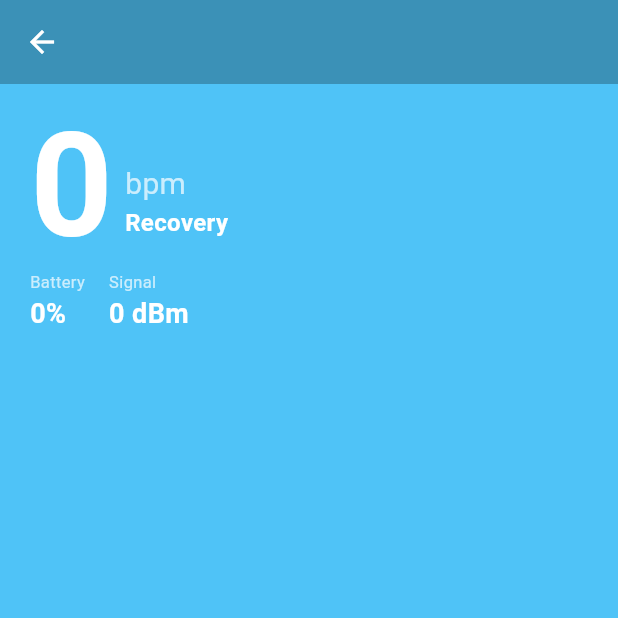
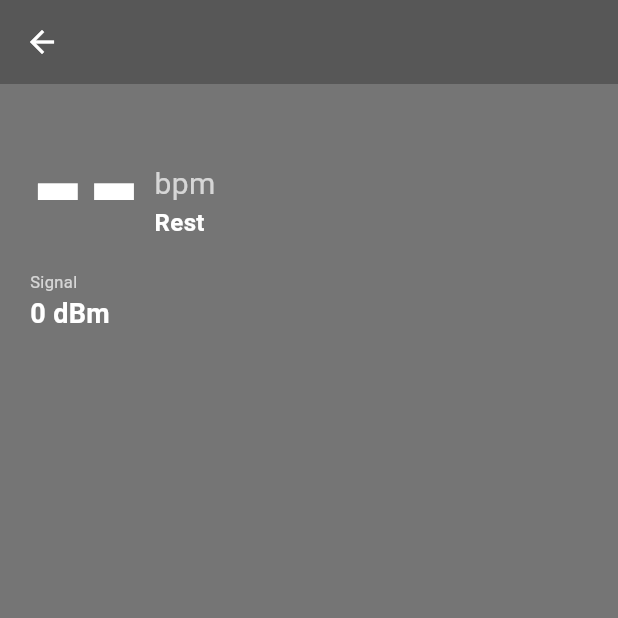
Before and after one commit to zhaojia511/linglong, a Flutter app: the AthleteDetailScreen screen opened directly with empty values, on a phone screen of 412 x 824 dp, the top half of it. Run offline on Flutter 3.47's test engine with Material 3 defaults, Android fonts, the phone set to English and light mode, and no system bars; our stand-ins replace fl_chart, flutter_blue_plus, hive, hive_flutter, permission_handler, shared_preferences and 1 more; accounts and stored records are empty; generated files the repository leaves out were written again; network calls fail; project files that could hold a hidden picture were left out.

Commit message:
make AthleteDetailScreen stateful, use SessionService to manage session data

```diff
--- a/mobile_app/lib/main.dart
+++ b/mobile_app/lib/main.dart
@@ -12,7 +12,7 @@
 import 'services/settings_service.dart';
 import 'services/sync_service.dart';
 import 'services/auth_service.dart';
-import 'supabase/supabase_client.dart';
+import 'services/session_service.dart';
 import 'services/app_initializer.dart';
 
 void main() async {
@@ -84,6 +84,7 @@
         ChangeNotifierProvider(create: (_) => DatabaseService.instance),
         ChangeNotifierProvider(create: (_) => SyncService()),
         ChangeNotifierProvider(create: (_) => SettingsService.instance),
+        ChangeNotifierProvider(create: (_) => SessionService.instance),
       ],
       child: MaterialApp(
         title: 'Linglong HR Monitor',
--- a/mobile_app/lib/screens/athlete_detail_screen.dart
+++ b/mobile_app/lib/screens/athlete_detail_screen.dart
@@ -1,14 +1,16 @@
 import 'package:flutter/material.dart';
+import 'package:provider/provider.dart';
 import 'dart:math' as math;
 import '../models/hr_device.dart';
 import '../models/person.dart';
-import 'dashboard_screen.dart';
+import '../services/ble_service.dart';
+import '../services/session_service.dart';
 
-class AthleteDetailScreen extends StatelessWidget {
-  final HRDevice device;
+class AthleteDetailScreen extends StatefulWidget {
+  final String deviceId;
   final Person? athlete;
-  final List<HeartRateDataPoint> hrHistory;
-  final List<int>? zoneSecs;
+  final List<HeartRateDataPoint> initialHrHistory;
+  final List<int>? initialZoneSecs;
 
   static const _zoneColors = [
     Color(0xFF4FC3F7),
@@ -21,20 +23,30 @@
 
   const AthleteDetailScreen({
     super.key,
-    required this.device,
+    required this.deviceId,
     required this.athlete,
-    required this.hrHistory,
-    this.zoneSecs,
-  });
+    required List<HeartRateDataPoint> hrHistory,
+    List<int>? zoneSecs,
+  })  : initialHrHistory = hrHistory,
+        initialZoneSecs = zoneSecs;
 
-  Color get _zoneColor {
-    final hr = device.currentHeartRate;
+  @override
+  State<AthleteDetailScreen> createState() => _AthleteDetailScreenState();
+}
+
+class _AthleteDetailScreenState extends State<AthleteDetailScreen> {
+  @override
+  void initState() {
+    super.initState();
+  }
+
+  Color _zoneColor(int? hr) {
     if (hr == null) return const Color(0xFF757575);
-    if (hr < 120) return _zoneColors[0];
-    if (hr < 150) return _zoneColors[1];
-    if (hr < 170) return _zoneColors[2];
-    if (hr < 190) return _zoneColors[3];
-    return _zoneColors[4];
+    if (hr < 120) return AthleteDetailScreen._zoneColors[0];
+    if (hr < 150) return AthleteDetailScreen._zoneColors[1];
+    if (hr < 170) return AthleteDetailScreen._zoneColors[2];
+    if (hr < 190) return AthleteDetailScreen._zoneColors[3];
+    return AthleteDetailScreen._zoneColors[4];
   }
 
   double? _computeRmssd(List<int>? rr) {
@@ -47,9 +59,115 @@
     return math.sqrt(sumSq / (rr.length - 1));
   }
 
+  String _zoneName(int? hr) {
+    if (hr == null) return 'Rest';
+    if (hr < 120) return 'Recovery';
+    if (hr < 150) return 'Aerobic';
+    if (hr < 170) return 'Tempo';
+    if (hr < 190) return 'Threshold';
+    return 'Anaerobic';
+  }
+
+  Widget _statChip({
+    required String label,
+    required String value,
+    Color? dotColor,
+    required Color textColor,
+    required Color subColor,
+  }) {
+    return Column(
+      crossAxisAlignment: CrossAxisAlignment.start,
+      children: [
+        Text(label, style: TextStyle(fontSize: 11, color: subColor)),
+        Row(
+          children: [
+            if (dotColor != null) ...[
+              Container(
+                width: 8,
+                height: 8,
+                decoration: BoxDecoration(color: dotColor, shape: BoxShape.circle),
+              ),
+              const SizedBox(width: 4),
+            ],
+            Text(value,
+                style: TextStyle(
+                    fontSize: 18, fontWeight: FontWeight.bold, color: textColor)),
+          ],
+        ),
+      ],
+    );
+  }
+
+  Widget _buildZoneBars(Color textColor, List<int> secs) {
+    final total = secs.fold(0, (a, b) => a + b);
+    return Column(
+      children: List.generate(5, (i) {
+        if (secs[i] == 0) return const SizedBox.shrink();
+        final pct = secs[i] / total;
+        final mins = secs[i] ~/ 60;
+        final s = secs[i] % 60;
+        final timeStr = mins > 0 ? '${mins}m ${s}s' : '${s}s';
+        return Padding(
+          padding: const EdgeInsets.only(bottom: 6),
+          child: Row(
+            children: [
+              SizedBox(
+                width: 72,
+                child: Text(AthleteDetailScreen._zoneNames[i],
+                    style: TextStyle(fontSize: 12, color: textColor)),
+              ),
+              Expanded(
+                child: Stack(
+                  children: [
+                    Container(
+                      height: 18,
+                      decoration: BoxDecoration(
+                        color: Colors.black12,
+                        borderRadius: BorderRadius.circular(3),
+                      ),
+                    ),
+                    FractionallySizedBox(
+                      widthFactor: pct,
+                      child: Container(
+                        height: 18,
+                        decoration: BoxDecoration(
+                          color: AthleteDetailScreen._zoneColors[i].withValues(alpha: 0.9),
+                          borderRadius: BorderRadius.circular(3),
+                        ),
+                      ),
+                    ),
+                  ],
+                ),
+              ),
+              const SizedBox(width: 8),
+              SizedBox(
+                width: 52,
+                child: Text(timeStr,
+                    style: TextStyle(fontSize: 11, color: textColor),
+                    textAlign: TextAlign.right),
+              ),
+            ],
+          ),
+        );
+      }),
+    );
+  }
+
   @override
   Widget build(BuildContext context) {
-    final bg = _zoneColor;
+    return Consumer2<BLEService, SessionService>(
+      builder: (context, bleService, sessionService, child) {
+        // Find the device from BLE service
+        final device = bleService.connectedDevices.firstWhere(
+          (d) => d.id == widget.deviceId,
+          orElse: () => HRDevice(id: widget.deviceId, name: 'Unknown', address: '', rssi: 0, isConnected: false),
+        );
+
+        // Get latest data from session service
+        final hrHistory = sessionService.getHistoryForDevice(widget.deviceId) ?? widget.initialHrHistory;
+        final zoneSecs = sessionService.getZoneSecondsForDevice(widget.deviceId) ?? widget.initialZoneSecs;
+
+        final bg = _zoneColor(device.currentHeartRate);
         final isDark = bg == const Color(0xFFFDD835);
         final textColor = isDark ? Colors.black87 : Colors.white;
         final subColor = isDark ? Colors.black54 : Colors.white70;
@@ -61,7 +179,7 @@
             backgroundColor: Colors.black26,
             foregroundColor: Colors.white,
             elevation: 0,
-        title: Text(athlete?.name ?? device.name,
+            title: Text(widget.athlete?.name ?? device.name,
                 style: const TextStyle(color: Colors.white)),
             leading: IconButton(
               icon: const Icon(Icons.arrow_back, color: Colors.white),
@@ -165,111 +283,18 @@
                   ],
 
                   // Zone bars with labels
-              if (zoneSecs != null && zoneSecs!.fold(0, (a, b) => a + b) > 0) ...[
+                  if (zoneSecs != null && zoneSecs.fold(0, (a, b) => a + b) > 0) ...[
                     Text('Time in Zone',
                         style: TextStyle(fontSize: 13, color: subColor)),
                     const SizedBox(height: 8),
-                _buildZoneBars(textColor),
+                    _buildZoneBars(textColor, zoneSecs),
                   ],
                 ],
               ),
             ),
           ),
         );
-  }
-
-  String _zoneName(int? hr) {
-    if (hr == null) return 'Rest';
-    if (hr < 120) return 'Recovery';
-    if (hr < 150) return 'Aerobic';
-    if (hr < 170) return 'Tempo';
-    if (hr < 190) return 'Threshold';
-    return 'Anaerobic';
-  }
-
-  Widget _statChip({
-    required String label,
-    required String value,
-    Color? dotColor,
-    required Color textColor,
-    required Color subColor,
-  }) {
-    return Column(
-      crossAxisAlignment: CrossAxisAlignment.start,
-      children: [
-        Text(label, style: TextStyle(fontSize: 11, color: subColor)),
-        Row(
-          children: [
-            if (dotColor != null) ...[
-              Container(
-                width: 8,
-                height: 8,
-                decoration: BoxDecoration(color: dotColor, shape: BoxShape.circle),
-              ),
-              const SizedBox(width: 4),
-            ],
-            Text(value,
-                style: TextStyle(
-                    fontSize: 18, fontWeight: FontWeight.bold, color: textColor)),
-          ],
-        ),
-      ],
-    );
-  }
-
-  Widget _buildZoneBars(Color textColor) {
-    final secs = zoneSecs!;
-    final total = secs.fold(0, (a, b) => a + b);
-    return Column(
-      children: List.generate(5, (i) {
-        if (secs[i] == 0) return const SizedBox.shrink();
-        final pct = secs[i] / total;
-        final mins = secs[i] ~/ 60;
-        final s = secs[i] % 60;
-        final timeStr = mins > 0 ? '${mins}m ${s}s' : '${s}s';
-        return Padding(
-          padding: const EdgeInsets.only(bottom: 6),
-          child: Row(
-            children: [
-              SizedBox(
-                width: 72,
-                child: Text(_zoneNames[i],
-                    style: TextStyle(fontSize: 12, color: textColor)),
-              ),
-              Expanded(
-                child: Stack(
-                  children: [
-                    Container(
-                      height: 18,
-                      decoration: BoxDecoration(
-                        color: Colors.black12,
-                        borderRadius: BorderRadius.circular(3),
-                      ),
-                    ),
-                    FractionallySizedBox(
-                      widthFactor: pct,
-                      child: Container(
-                        height: 18,
-                        decoration: BoxDecoration(
-                          color: _zoneColors[i].withValues(alpha: 0.9),
-                          borderRadius: BorderRadius.circular(3),
-                        ),
-                      ),
-                    ),
-                  ],
-                ),
-              ),
-              const SizedBox(width: 8),
-              SizedBox(
-                width: 52,
-                child: Text(timeStr,
-                    style: TextStyle(fontSize: 11, color: textColor),
-                    textAlign: TextAlign.right),
-              ),
-            ],
-          ),
-        );
-      }),
+      },
     );
   }
 }
--- /dev/null
+++ b/mobile_app/lib/services/session_service.dart
@@ -0,0 +1,71 @@
+import 'package:flutter/foundation.dart';
+
+// Data point for heart rate with timestamp
+class HeartRateDataPoint {
+  final DateTime timestamp;
+  final double value;
+
+  HeartRateDataPoint({
+    required this.timestamp,
+    required this.value,
+  });
+}
+
+class SessionService extends ChangeNotifier {
+  static final SessionService instance = SessionService._internal();
+  SessionService._internal();
+
+  final Map<String, List<HeartRateDataPoint>> _heartRateHistoryByDevice = {};
+  final Map<String, List<int>> _zoneSecondsByDevice = {};
+  bool _isRecording = false;
+
+  bool get isRecording => _isRecording;
+
+  void startRecording() {
+    _isRecording = true;
+    _heartRateHistoryByDevice.clear();
+    _zoneSecondsByDevice.clear();
+    notifyListeners();
+  }
+
+  void stopRecording() {
+    _isRecording = false;
+    notifyListeners();
+  }
+
+  List<HeartRateDataPoint>? getHistoryForDevice(String deviceId) {
+    return _heartRateHistoryByDevice[deviceId];
+  }
+
+  List<int>? getZoneSecondsForDevice(String deviceId) {
+    return _zoneSecondsByDevice[deviceId];
+  }
+
+  void addHeartRateData(String deviceId, HeartRateDataPoint data) {
+    _heartRateHistoryByDevice.putIfAbsent(deviceId, () => []);
+    final history = _heartRateHistoryByDevice[deviceId]!;
+    history.add(data);
+    if (history.length > 60) history.removeAt(0);
+    notifyListeners();
+  }
+
+  void addZoneSecond(String deviceId, int zoneIndex) {
+    _zoneSecondsByDevice.putIfAbsent(deviceId, () => [0, 0, 0, 0, 0]);
+    _zoneSecondsByDevice[deviceId]![zoneIndex]++;
+    notifyListeners();
+  }
+
+  void clear() {
+    _heartRateHistoryByDevice.clear();
+    _zoneSecondsByDevice.clear();
+    notifyListeners();
+  }
+
+  static int getZoneIndex(int heartRate) {
+    if (heartRate < 120) return 0;
+    if (heartRate < 150) return 1;
+    if (heartRate < 170) return 2;
+    if (heartRate < 190) return 3;
+    return 4;
+  }
+}
```
Also changed, not shown: mobile_app/lib/screens/dashboard_screen.dart (+19 -43 lines). Lines whose indentation alone changed are shown as unchanged.
